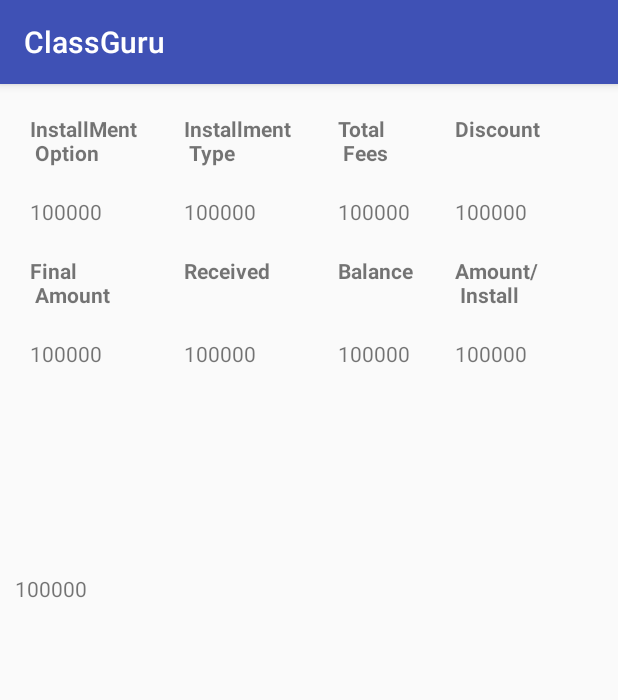
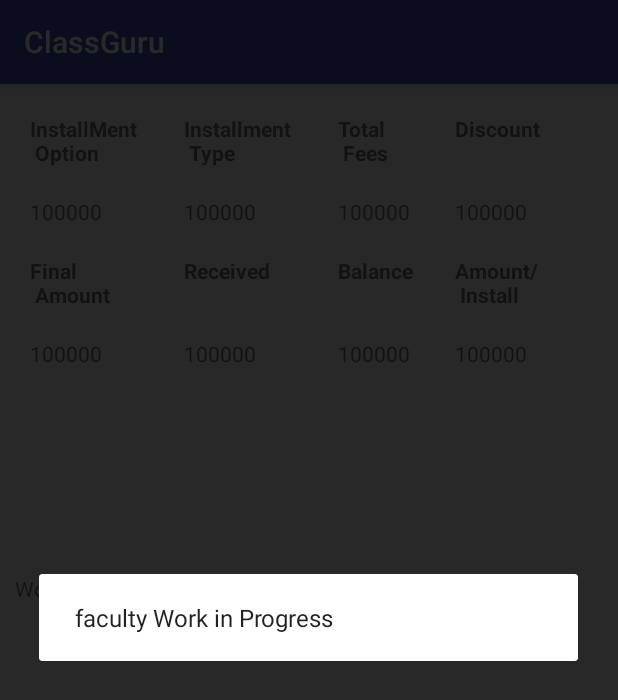
Before and after one commit to gohilakshay/androidClassGuru, an Android app: the Home_activity screen opened directly, with no data from a screen before it, in the side drawer, after a tap on "Fee Details", on a phone screen of 412 x 824 dp. Shown: the top 700 px of the screen. Run offline under Robolectric (Android 15) with nearby library versions, the phone set to English and light mode, and no system bars; 2 statements that could not run were skipped.

Commit message:
fee details backend

```diff
--- a/app/src/main/AndroidManifest.xml
+++ b/app/src/main/AndroidManifest.xml
@@ -25,7 +25,9 @@
             android:name=".Home_activity"
             android:label="@string/title_activity_home_activity"
             android:theme="@style/AppTheme.NoActionBar" />
-        <activity android:name=".FeeDetails"></activity>
+        <activity android:name=".FeeDetails" />
+        <activity android:name=".FeeDetail_activity" />
+        <activity android:name=".Fee_activity"></activity>
     </application>
 
 </manifest>
--- a/app/src/main/java/in/classguru/classguru/FeeDetails.java
+++ /dev/null
@@ -1,13 +0,0 @@
-package in.classguru.classguru;
-
-import android.support.v7.app.AppCompatActivity;
-import android.os.Bundle;
-
-public class FeeDetails extends AppCompatActivity {
-
-    @Override
-    protected void onCreate(Bundle savedInstanceState) {
-        super.onCreate(savedInstanceState);
-        setContentView(R.layout.activity_fee_details);
-    }
-}
--- /dev/null
+++ b/app/src/main/java/in/classguru/classguru/Fee_activity.java
@@ -0,0 +1,157 @@
+package in.classguru.classguru;
+
+import android.content.Context;
+import android.content.Intent;
+import android.os.AsyncTask;
+import android.support.v7.app.AlertDialog;
+import android.support.v7.app.AppCompatActivity;
+import android.os.Bundle;
+import android.view.MenuItem;
+import android.widget.TextView;
+
+import org.json.JSONException;
+import org.json.JSONObject;
+
+import java.io.BufferedReader;
+import java.io.BufferedWriter;
+import java.io.IOException;
+import java.io.InputStream;
+import java.io.InputStreamReader;
+import java.io.OutputStream;
+import java.io.OutputStreamWriter;
+import java.net.HttpURLConnection;
+import java.net.MalformedURLException;
+import java.net.URL;
+import java.net.URLEncoder;
+
+public class Fee_activity extends Home_activity {
+    AlertDialog alertDialog;
+    public TextView tv_option;
+    public TextView tv_type;
+    public TextView tv_total;
+    public TextView tv_dicount;
+    public TextView tv_final;
+    public TextView tv_received;
+    public TextView tv_balance;
+    public TextView tv_ampintall;
+
+    @Override
+    protected void onCreate(Bundle savedInstanceState) {
+        super.onCreate(savedInstanceState);
+        setContentView(R.layout.activity_fee_activity);
+        tv_option = (TextView)findViewById(R.id.tv_Option);
+        tv_type = (TextView)findViewById(R.id.tv_Type);
+        tv_total = (TextView)findViewById(R.id.tv_Total);
+        tv_dicount = (TextView)findViewById(R.id.tv_Discount);
+        tv_final = (TextView)findViewById(R.id.tv_Final);
+        tv_received = (TextView)findViewById(R.id.tv_Received);
+        tv_balance = (TextView)findViewById(R.id.tv_Balance);
+        tv_ampintall = (TextView)findViewById(R.id.tv_AmpInstall);
+        Fee_Activity_work fee_activity = new Fee_Activity_work(this);
+        fee_activity.execute("student",globalid,globalpermissin,globaldbname);
+
+    }
+
+    public class Fee_Activity_work extends AsyncTask<String,Void,String> {
+        Context context;
+        android.app.AlertDialog alertDialog;
+        Fee_Activity_work (Context ctx){
+            context = ctx;
+        }
+
+        @Override
+        protected String doInBackground(String... params) {
+            String type = params[0];
+            String id = params[1];
+            String permission = params[2];
+            String dbname = params[3];
+            String login_url = "https://classes.classguru.in/class/api/student_details.php";
+            if(permission.equals("student")){
+                try {
+                    URL profile_url = new URL(login_url);
+                    HttpURLConnection httpURLConnection = (HttpURLConnection) profile_url.openConnection();
+                    httpURLConnection.setRequestMethod("POST");
+                    httpURLConnection.setDoOutput(true);
+                    httpURLConnection.setDoInput(true);
+                    OutputStream outputStream = httpURLConnection.getOutputStream();
+                    BufferedWriter bufferedWriter = new BufferedWriter(new OutputStreamWriter(outputStream, "UTF-8"));
+                    String post_data = URLEncoder.encode("userId","UTF-8")+"="+URLEncoder.encode(id,"UTF-8")+"&"
+                            +URLEncoder.encode("dbname","UTF-8")+"="+URLEncoder.encode(dbname,"UTF-8");
+                    bufferedWriter.write(post_data);
+                    bufferedWriter.flush();
+                    bufferedWriter.close();
+                    outputStream.close();
+                    InputStream inputStream = httpURLConnection.getInputStream();
+                    BufferedReader bufferedReader = new BufferedReader(new InputStreamReader(inputStream,"iso-8859-1"));
+                    String result="";
+                    String line="";
+                    while ((line = bufferedReader.readLine()) != null){
+                        result += line;
+                    }
+                    bufferedReader.close();
+                    inputStream.close();
+                    httpURLConnection.disconnect();
+                    return result;
+
+                } catch (MalformedURLException e) {
+                    e.printStackTrace();
+                } catch (IOException e) {
+                    e.printStackTrace();
+                }
+
+            }else{
+                return "faculty";
+            }
+            return null;
+        }
+
+        @Override
+        protected void onProgressUpdate(Void... values) {
+            super.onProgressUpdate(values);
+        }
+
+        @Override
+        protected void onPreExecute() {
+            alertDialog = new android.app.AlertDialog.Builder(context).create();
+            super.onPreExecute();
+        }
+
+        @Override
+        protected void onPostExecute(String result) {
+            super.onPostExecute(result);
+            try {
+                if(!result.equals("faculty")) {
+                    JSONObject reader = new JSONObject(result);
+                    String checkResult = reader.getString("student_fees");
+
+                    JSONObject finalresult = new JSONObject(checkResult);
+
+                    String install_option = finalresult.getString("installment_option");
+                        tv_option.setText(install_option);
+                    String type = finalresult.getString("installment_type");
+                        tv_type.setText(type);
+                    String total = finalresult.getString("total_fee");
+                        tv_total.setText(total);
+                    String discount = finalresult.getString("discount");
+                        tv_dicount.setText(discount);
+                    String finalamt = finalresult.getString("final_fee");
+                        tv_final.setText(finalamt);
+                    String received = finalresult.getString("recieved_fee");
+                        tv_received.setText(received);
+                    String balance = finalresult.getString("balance_fee");
+                        tv_balance.setText(balance);
+                    String amtpinstall = finalresult.getString("amountper_installment");
+                        tv_ampintall.setText(amtpinstall);
+
+                }
+                else{
+                    alertDialog.setMessage("faculty Work in Progress");
+                    alertDialog.show();
+                }
+            } catch (JSONException e) {
+                e.printStackTrace();
+            }
+        }
+    }
+
+}
--- a/app/src/main/java/in/classguru/classguru/Home_activity.java
+++ b/app/src/main/java/in/classguru/classguru/Home_activity.java
@@ -111,14 +111,21 @@
         finish();
     }
     public void OnFee(MenuItem item){
-        Intent intent = new Intent(Home_activity.this,FeeDetails.class);
+        Intent intent = new Intent(Home_activity.this,Fee_activity.class);
         intent.putExtra("id",globalid);
         intent.putExtra("permission",globalpermissin);
         intent.putExtra("dbname",globaldbname);
         startActivity(intent);
         finish();
     }
-
+    public void OnProfile(MenuItem item){
+        Intent intent = new Intent(Home_activity.this,Home_activity.class);
+        intent.putExtra("id",globalid);
+        intent.putExtra("permission",globalpermissin);
+        intent.putExtra("dbname",globaldbname);
+        startActivity(intent);
+        finish();
+    }
     /**
      * Created by a2z on 1/25/2018.
      */
--- /dev/null
+++ b/app/src/main/res/layout/activity_fee_activity.xml
@@ -0,0 +1,23 @@
+<?xml version="1.0" encoding="utf-8"?>
+<android.support.v4.widget.DrawerLayout xmlns:android="http://schemas.android.com/apk/res/android"
+    xmlns:app="http://schemas.android.com/apk/res-auto"
+    xmlns:tools="http://schemas.android.com/tools"
+    android:layout_width="match_parent"
+    android:layout_height="match_parent"
+    android:theme="@style/AppTheme.NoActionBar"
+    tools:context="in.classguru.classguru.Fee_activity">
+<include layout="@layout/fee_layout" />
+    <android.support.design.widget.NavigationView
+
+        android:id="@+id/navSideBar"
+        android:layout_width="wrap_content"
+        android:layout_height="match_parent"
+        android:layout_gravity="start"
+        android:background="@color/white"
+        app:headerLayout="@layout/header"
+        app:itemIconTint="@color/darkgrey"
+        app:itemTextColor="@color/darkgrey"
+        app:menu="@menu/drawermenu">
+
+    </android.support.design.widget.NavigationView>
+</android.support.v4.widget.DrawerLayout>
--- a/app/src/main/res/layout/activity_fee_details.xml
+++ /dev/null
@@ -1,200 +0,0 @@
-<?xml version="1.0" encoding="utf-8"?>
-<LinearLayout xmlns:android="http://schemas.android.com/apk/res/android"
-    xmlns:app="http://schemas.android.com/apk/res-auto"
-    xmlns:tools="http://schemas.android.com/tools"
-    android:orientation="vertical"
-    android:layout_width="match_parent"
-    android:layout_height="match_parent"
-    tools:context="in.classguru.classguru.FeeDetails">
-
-    <RelativeLayout
-        android:padding="10dp"
-        android:layout_width="match_parent"
-        android:layout_height="match_parent"
-        android:layout_weight="1">
-        <TableLayout
-            android:layout_width="match_parent"
-            android:layout_height="match_parent">
-            <TableRow android:padding="10dp">
-                <TextView
-                    android:layout_width="wrap_content"
-                    android:layout_height="wrap_content"
-                    android:layout_alignParentLeft="true"
-                    android:layout_alignParentStart="true"
-                    android:layout_alignParentTop="true"
-                    android:layout_weight="0.25"
-                    android:text="InstallMent \n Option"
-                    android:textStyle="bold" />
-                <TextView
-                    android:layout_weight="0.25"
-                    android:layout_width="wrap_content"
-                    android:layout_height="wrap_content"
-                    android:layout_alignTop="@+id/textView"
-                    android:layout_toEndOf="@+id/textView"
-                    android:layout_toRightOf="@+id/textView"
-                    android:text="Installment \n Type"
-                    android:textStyle="bold"/>
-
-                <TextView
-                    android:layout_weight="0.25"
-                    android:layout_width="wrap_content"
-                    android:layout_height="wrap_content"
-                    android:layout_alignTop="@+id/textView3"
-                    android:layout_toEndOf="@+id/textView3"
-                    android:layout_toRightOf="@+id/textView3"
-                    android:text="Total \n Fees"
-                    android:textStyle="bold"/>
-
-                <TextView
-                    android:layout_weight="0.25"
-                    android:layout_width="wrap_content"
-                    android:layout_height="wrap_content"
-                    android:layout_alignTop="@+id/textView4"
-                    android:layout_toEndOf="@+id/textView4"
-                    android:layout_toRightOf="@+id/textView4"
-                    android:text="Discount \n"
-                    android:textStyle="bold"/>
-            </TableRow>
-            <TableRow android:padding="10dp">
-                <TextView
-                    android:layout_width="wrap_content"
-                    android:layout_height="wrap_content"
-                    android:layout_alignParentLeft="true"
-                    android:layout_alignParentStart="true"
-                    android:layout_alignParentTop="true"
-                    android:layout_weight="0.25"
-                    android:text="100000" />
-                <TextView
-                    android:layout_weight="0.25"
-                    android:layout_width="wrap_content"
-                    android:layout_height="wrap_content"
-                    android:layout_alignTop="@+id/textView"
-                    android:layout_toEndOf="@+id/textView"
-                    android:layout_toRightOf="@+id/textView"
-                    android:text="100000" />
-
-                <TextView
-                    android:layout_weight="0.25"
-                    android:layout_width="wrap_content"
-                    android:layout_height="wrap_content"
-                    android:layout_alignTop="@+id/textView3"
-                    android:layout_toEndOf="@+id/textView3"
-                    android:layout_toRightOf="@+id/textView3"
-                    android:text="100000" />
-
-                <TextView
-                    android:layout_weight="0.25"
-                    android:layout_width="wrap_content"
-                    android:layout_height="wrap_content"
-                    android:layout_alignTop="@+id/textView4"
-                    android:layout_toEndOf="@+id/textView4"
-                    android:layout_toRightOf="@+id/textView4"
-                    android:text="100000" />
-            </TableRow>
-
-            <TableRow android:padding="10dp">
-                <TextView
-                    android:layout_weight="0.25"
-                    android:layout_width="wrap_content"
-                    android:layout_height="wrap_content"
-                    android:layout_alignParentLeft="true"
-                    android:layout_alignParentStart="true"
-                    android:layout_alignParentTop="true"
-                    android:text="Final \n Amount"
-                    android:textStyle="bold"/>
-                <TextView
-                    android:layout_weight="0.25"
-                    android:layout_width="wrap_content"
-                    android:layout_height="wrap_content"
-                    android:layout_alignTop="@+id/textView"
-                    android:layout_toEndOf="@+id/textView"
-                    android:layout_toRightOf="@+id/textView"
-                    android:text="Received \n"
-                    android:textStyle="bold"/>
-
-                <TextView
-                    android:layout_weight="0.25"
-                    android:layout_width="wrap_content"
-                    android:layout_height="wrap_content"
-                    android:layout_alignTop="@+id/textView3"
-                    android:layout_toEndOf="@+id/textView3"
-                    android:layout_toRightOf="@+id/textView3"
-                    android:text="Balance\n"
-                    android:textStyle="bold"/>
-
-                <TextView
-                    android:layout_weight="0.25"
-                    android:layout_width="wrap_content"
-                    android:layout_height="wrap_content"
-                    android:layout_alignTop="@+id/textView4"
-                    android:layout_toEndOf="@+id/textView4"
-                    android:layout_toRightOf="@+id/textView4"
-                    android:text="Amount/ \n Install"
-                    android:textStyle="bold"/>
-            </TableRow>
-            <TableRow android:padding="10dp">
-                <TextView
-                    android:layout_width="wrap_content"
-                    android:layout_height="wrap_content"
-                    android:layout_alignParentLeft="true"
-                    android:layout_alignParentStart="true"
-                    android:layout_alignParentTop="true"
-                    android:layout_weight="0.25"
-                    android:text="100000" />
-                <TextView
-                    android:layout_weight="0.25"
-                    android:layout_width="wrap_content"
-                    android:layout_height="wrap_content"
-                    android:layout_alignTop="@+id/textView"
-                    android:layout_toEndOf="@+id/textView"
-                    android:layout_toRightOf="@+id/textView"
-                    android:text="100000" />
-
-                <TextView
-                    android:layout_weight="0.25"
-                    android:layout_width="wrap_content"
-                    android:layout_height="wrap_content"
-                    android:layout_alignTop="@+id/textView3"
-                    android:layout_toEndOf="@+id/textView3"
-                    android:layout_toRightOf="@+id/textView3"
-                    android:text="100000" />
-
-                <TextView
-                    android:layout_weight="0.25"
-                    android:layout_width="wrap_content"
-                    android:layout_height="wrap_content"
-                    android:layout_alignTop="@+id/textView4"
-                    android:layout_toEndOf="@+id/textView4"
-                    android:layout_toRightOf="@+id/textView4"
-                    android:text="100000" />
-            </TableRow>
-        </TableLayout>
-
-
-
-
-
-    </RelativeLayout>
-
-    <RelativeLayout
-        android:padding="10dp"
-        android:layout_width="match_parent"
-        android:layout_height="match_parent"
-        android:layout_weight="0.7">
-        <TableLayout
-            android:layout_width="match_parent"
-            android:layout_height="match_parent">
-            <TableRow>
-                <TextView
-                    android:layout_weight="0.25"
-                    android:layout_width="wrap_content"
-                    android:layout_height="wrap_content"
-                    android:layout_alignTop="@+id/textView4"
-                    android:layout_toEndOf="@+id/textView4"
-                    android:layout_toRightOf="@+id/textView4"
-                    android:text="100000" />
-            </TableRow>
-        </TableLayout>
-    </RelativeLayout>
-
-</LinearLayout>
--- a/app/src/main/res/layout/feedetails.xml
+++ b/app/src/main/res/layout/fee_layout.xml
@@ -5,7 +5,7 @@
     android:orientation="vertical"
     android:layout_width="match_parent"
     android:layout_height="match_parent"
-    tools:context="in.classguru.classguru.FeeDetails">
+    tools:context="in.classguru.classguru.Fee_activity">
 
     <RelativeLayout
         android:padding="10dp"
@@ -56,7 +56,9 @@
                     android:textStyle="bold"/>
             </TableRow>
             <TableRow android:padding="10dp">
+
                 <TextView
+                    android:id="@+id/tv_Option"
                     android:layout_width="wrap_content"
                     android:layout_height="wrap_content"
                     android:layout_alignParentLeft="true"
@@ -64,31 +66,35 @@
                     android:layout_alignParentTop="true"
                     android:layout_weight="0.25"
                     android:text="100000" />
+
                 <TextView
-                    android:layout_weight="0.25"
+                    android:id="@+id/tv_Type"
                     android:layout_width="wrap_content"
                     android:layout_height="wrap_content"
                     android:layout_alignTop="@+id/textView"
                     android:layout_toEndOf="@+id/textView"
                     android:layout_toRightOf="@+id/textView"
+                    android:layout_weight="0.25"
                     android:text="100000" />
 
                 <TextView
-                    android:layout_weight="0.25"
+                    android:id="@+id/tv_Total"
                     android:layout_width="wrap_content"
                     android:layout_height="wrap_content"
                     android:layout_alignTop="@+id/textView3"
                     android:layout_toEndOf="@+id/textView3"
                     android:layout_toRightOf="@+id/textView3"
+                    android:layout_weight="0.25"
                     android:text="100000" />
 
                 <TextView
-                    android:layout_weight="0.25"
+                    android:id="@+id/tv_Discount"
                     android:layout_width="wrap_content"
                     android:layout_height="wrap_content"
                     android:layout_alignTop="@+id/textView4"
                     android:layout_toEndOf="@+id/textView4"
                     android:layout_toRightOf="@+id/textView4"
+                    android:layout_weight="0.25"
                     android:text="100000" />
             </TableRow>
 
@@ -133,7 +139,9 @@
                     android:textStyle="bold"/>
             </TableRow>
             <TableRow android:padding="10dp">
+
                 <TextView
+                    android:id="@+id/tv_Final"
                     android:layout_width="wrap_content"
                     android:layout_height="wrap_content"
                     android:layout_alignParentLeft="true"
@@ -141,31 +149,35 @@
                     android:layout_alignParentTop="true"
                     android:layout_weight="0.25"
                     android:text="100000" />
+
                 <TextView
-                    android:layout_weight="0.25"
+                    android:id="@+id/tv_Received"
                     android:layout_width="wrap_content"
                     android:layout_height="wrap_content"
                     android:layout_alignTop="@+id/textView"
                     android:layout_toEndOf="@+id/textView"
                     android:layout_toRightOf="@+id/textView"
+                    android:layout_weight="0.25"
                     android:text="100000" />
 
                 <TextView
-                    android:layout_weight="0.25"
+                    android:id="@+id/tv_Balance"
                     android:layout_width="wrap_content"
                     android:layout_height="wrap_content"
                     android:layout_alignTop="@+id/textView3"
                     android:layout_toEndOf="@+id/textView3"
                     android:layout_toRightOf="@+id/textView3"
+                    android:layout_weight="0.25"
                     android:text="100000" />
 
                 <TextView
-                    android:layout_weight="0.25"
+                    android:id="@+id/tv_AmpInstall"
                     android:layout_width="wrap_content"
                     android:layout_height="wrap_content"
                     android:layout_alignTop="@+id/textView4"
                     android:layout_toEndOf="@+id/textView4"
                     android:layout_toRightOf="@+id/textView4"
+                    android:layout_weight="0.25"
                     android:text="100000" />
             </TableRow>
         </TableLayout>
@@ -182,12 +194,10 @@
             android:layout_height="match_parent">
             <TableRow>
                 <TextView
-                    android:layout_weight="0.25"
+                    android:layout_weight="1"
                     android:layout_width="wrap_content"
                     android:layout_height="wrap_content"
-                    android:layout_alignTop="@+id/textView4"
-                    android:layout_toEndOf="@+id/textView4"
-                    android:layout_toRightOf="@+id/textView4"
+
                     android:text="Working on layouts" />
             </TableRow>
         </TableLayout>
--- a/app/src/main/res/menu/drawermenu.xml
+++ b/app/src/main/res/menu/drawermenu.xml
@@ -1,6 +1,6 @@
 <?xml version="1.0" encoding="utf-8"?>
 <menu xmlns:android="http://schemas.android.com/apk/res/android">
-    <item android:id="@+id/profile" android:title="Profile" android:icon="@drawable/ic_user" />
+    <item android:id="@+id/profile" android:title="Profile" android:icon="@drawable/ic_user" android:onClick="OnProfile"/>
     <item android:id="@+id/fee" android:title="Fee Details" android:icon="@drawable/ic_wallet" android:onClick="OnFee"/>
     <item android:id="@+id/attend" android:title="Attendance" android:icon="@drawable/ic_attendance"/>
     <item android:id="@+id/test" android:title="Test Details" android:icon="@drawable/ic_testdetails"/>
```
